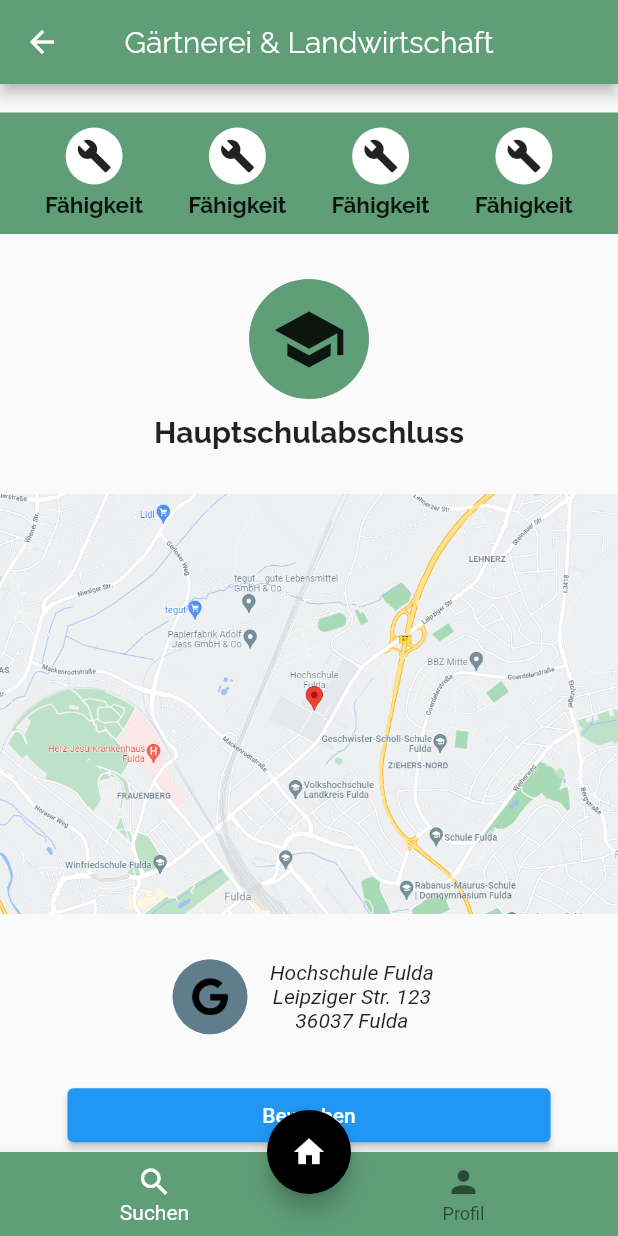
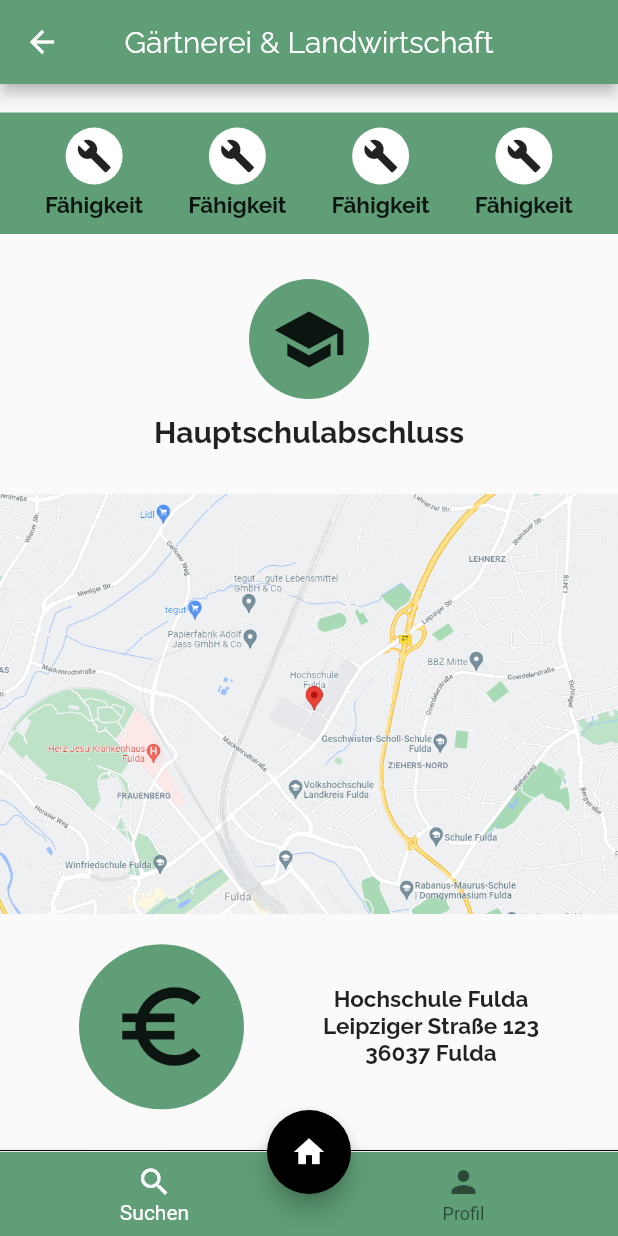
Before and after one commit to arsomesan/JoMa, a Flutter app: the ScreenJobDetails screen opened directly, scrolled down 576 dp, on a phone screen of 412 x 824 dp. Run offline on Flutter 3.47's test engine with Material 2 defaults, Android fonts, the phone set to English and light mode, and no system bars; our stand-ins replace animated_splash_screen, carousel_slider, flutter_map, get, latlong2; network calls fail.

Commit message:
- OVERWORK-FEINSCHLIFF
- assets.dart -> Hinzufügen einer neuen Textart
- pubspec.yaml -> Hinzufügen der font_awesome_flutter dependency
- README.md -> entsprechende Aktualisierung um jetzige Änderungen
- screen_job_details.dart -> entgültige Auslagerung aller Widgets und Anpassung an Responsivität usw.

```diff
--- a/lib/assets/assets.dart
+++ b/lib/assets/assets.dart
@@ -10,6 +10,7 @@ class AppTextStyles {
   static const mainText = TextStyle(fontFamily: AppFont.mainFont, fontSize: 15, fontWeight: FontWeight.bold);
   static const imageText = TextStyle(fontFamily: AppFont.mainFont, fontSize: 15, fontWeight: FontWeight.bold, color: Colors.white);
   static const graduationText = TextStyle(fontFamily: AppFont.mainFont, fontSize: 20, fontWeight: FontWeight.bold);
+  static const distanceText = TextStyle(fontFamily: AppFont.mainFont, fontSize: 23, fontWeight: FontWeight.bold, color: Colors.redAccent);
 } // zum Einbinden:
   // - ein Text()-Widget eröffnen
   // - das style:-Attribut öffnen
--- a/lib/screens/screen_job_details.dart
+++ b/lib/screens/screen_job_details.dart
@@ -17,6 +17,8 @@ import 'package:latlong2/latlong.dart';
 // Asset-Imports
 import 'package:joma/assets/assets.dart';
 
+// FontAwesome-Import (not working atm)
+// import 'package:font_awesome_flutter/font_awesome_flutter.dart';
 
 class ScreenJobDetails extends StatelessWidget {
   const ScreenJobDetails({Key? key}) : super(key: key);
@@ -37,49 +39,10 @@ class ScreenJobDetails extends StatelessWidget {
             skillBackgroundBuilder(),
             graduationBuilder(),
             mapBuilder(),
-            Row(
-              children: [
-                Padding(
-                  padding: const EdgeInsets.fromLTRB(115, 30, 0, 0),
-                  child: CircleAvatar(
-                    backgroundColor: Colors.blueGrey,
-                    minRadius: 25,
-                    maxRadius: 25,
-                    child: Image(
-                        image: AssetImage('assets/icons/google-brands.png')),
-                  ),
-                ),
-                Padding(
-                  padding: const EdgeInsets.fromLTRB(15, 30, 0, 0),
-                  child: Column(
-                    children: [
-                      Text("Hochschule Fulda",
-                          style: TextStyle(
-                            fontStyle: FontStyle.italic,
-                          )),
-                      Text("Leipziger Str. 123",
-                          style: TextStyle(
-                            fontStyle: FontStyle.italic,
-                          )),
-                      Text("36037 Fulda",
-                          style: TextStyle(
-                            fontStyle: FontStyle.italic,
-                          )),
-                    ],
-                  ),
-                ),
-              ],
-            ),
-            Padding(
-              padding: const EdgeInsets.fromLTRB(45, 30, 45, 0),
-              child: ElevatedButton(
-                onPressed: () {},
-                child: Text("Bewerben"),
-              ),
-            ),
-            SizedBox(
-              height: 100,
-            )
+            adressBuilder(),
+            buildHorizontalDivider(),
+            buildDistanceText(),
+            buildApplyButton(),
           ],
         ));
   }
@@ -161,8 +124,7 @@ class ScreenJobDetails extends StatelessWidget {
       );
 
   // Dieses Widget baut einen Kreis als Hintergrund um das Fähigkeits-Icon auf
-  Widget buildBox({required Widget child}) =>
-      Container(
+  Widget buildBox({required Widget child}) => Container(
         decoration: BoxDecoration(
           shape: BoxShape.circle,
           color: Colors.white,
@@ -183,8 +145,7 @@ class ScreenJobDetails extends StatelessWidget {
           Column(
             mainAxisAlignment: MainAxisAlignment.center,
             children: [
-              buildSchoolBox(child:
-              Icon(Icons.school, size: 50)),
+              buildSchoolBox(child: Icon(Icons.school, size: 50)),
               const SizedBox(height: 10),
               Text(
                 'Hauptschulabschluss',
@@ -198,8 +159,7 @@ class ScreenJobDetails extends StatelessWidget {
   }
 
   // Dieses Widget baut einen Kreis als Hintergrund um das Schulabschluss-Icon auf
-  Widget buildSchoolBox({required Widget child}) =>
-      Container(
+  Widget buildSchoolBox({required Widget child}) => Container(
         decoration: BoxDecoration(
           shape: BoxShape.circle,
           color: AppColors().green,
@@ -220,6 +180,99 @@ class ScreenJobDetails extends StatelessWidget {
     );
   }
 
+// ---------- ADRESSE ----------
+
+  // Dieses Widget baut die Adresszeile auf
+  Widget adressBuilder() {
+    return Padding(
+      padding: const EdgeInsets.fromLTRB(0, 20, 0, 10),
+      child: Row(
+        mainAxisAlignment: MainAxisAlignment.spaceEvenly,
+        children: [
+          Column(
+            mainAxisAlignment: MainAxisAlignment.center,
+            children: [
+              buildAdressBox(child: Icon(Icons.euro_symbol, size: 70)),
+            ],
+          ),
+          Column(
+            mainAxisAlignment: MainAxisAlignment.center,
+            children: [
+              Text(
+                'Hochschule Fulda',
+                style: AppTextStyles.mainText,
+              ),
+              Text(
+                'Leipziger Straße 123',
+                style: AppTextStyles.mainText,
+              ),
+              Text(
+                '36037 Fulda',
+                style: AppTextStyles.mainText,
+              ),
+            ],
+          ),
+        ],
+      ),
+    );
+  }
+
+  // Dieses Widget baut einen Kreis um das Logo des Unternehmens in der Adresszeile auf
+  Widget buildAdressBox({required Widget child}) => Container(
+        decoration: BoxDecoration(
+          shape: BoxShape.circle,
+          color: AppColors().green,
+        ),
+        padding: EdgeInsets.all(20),
+        child: child,
+      );
+
+// ---------- DIVIDER ----------
+
+  // Dieses Widget baut einen horizontalen Divider auf
+  Widget buildHorizontalDivider() {
+    return Row(
+      children: [
+        Expanded(
+          child: Divider(
+            color: Colors.black,
+            height: 35,
+          ),
+        )
+      ],
+    );
+  }
+
+// ---------- ENTFERNUNG ----------
+
+  // Dieses Widget baut den Text für die Entfernung auf
+  Widget buildDistanceText() {
+    return Padding(
+      padding: const EdgeInsets.fromLTRB(0, 10, 0, 10),
+      child: Row(
+        mainAxisAlignment: MainAxisAlignment.center,
+        children: [
+          Text(
+            '10 km entfernt!',
+            style: AppTextStyles.distanceText,
+          )
+        ],
+      ),
+    );
+  }
+
+// ---------- BEWERBEN-BUTTON ----------
+
+  // Dieses Widget baut den Bewerben-Button auf
+  Widget buildApplyButton() {
+    return Padding(
+      padding: const EdgeInsets.fromLTRB(100, 20, 100, 50),
+      child: ElevatedButton(
+        onPressed: () {},
+        child: Text("Bewerben"),
+      ),
+    );
+  }
 }
 
 // ---------- TITEL ----------
--- a/pubspec.yaml
+++ b/pubspec.yaml
@@ -37,6 +37,9 @@ dependencies:
 
   # GetX Controller
   get: ^4.5.1
+
+  # fontawesome
+  font_awesome_flutter: ^8.2.0
 
   # Carousel-Slider
   carousel_slider: ^4.0.0
```
Also changed, not shown: pubspec.lock, 1 other file. Lines whose indentation alone changed are shown as unchanged.
